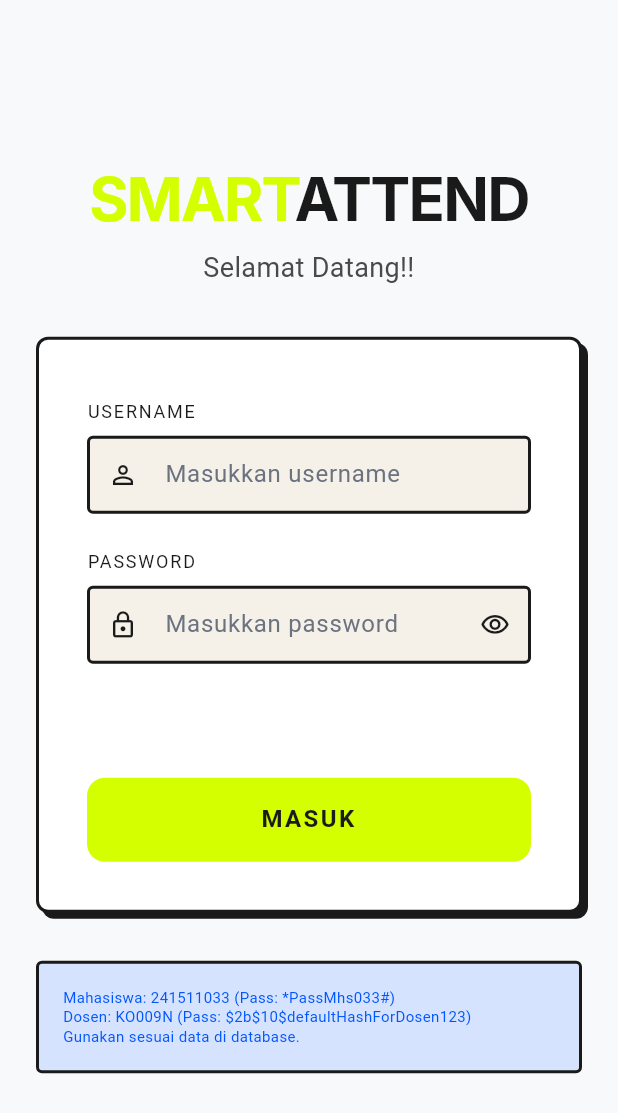
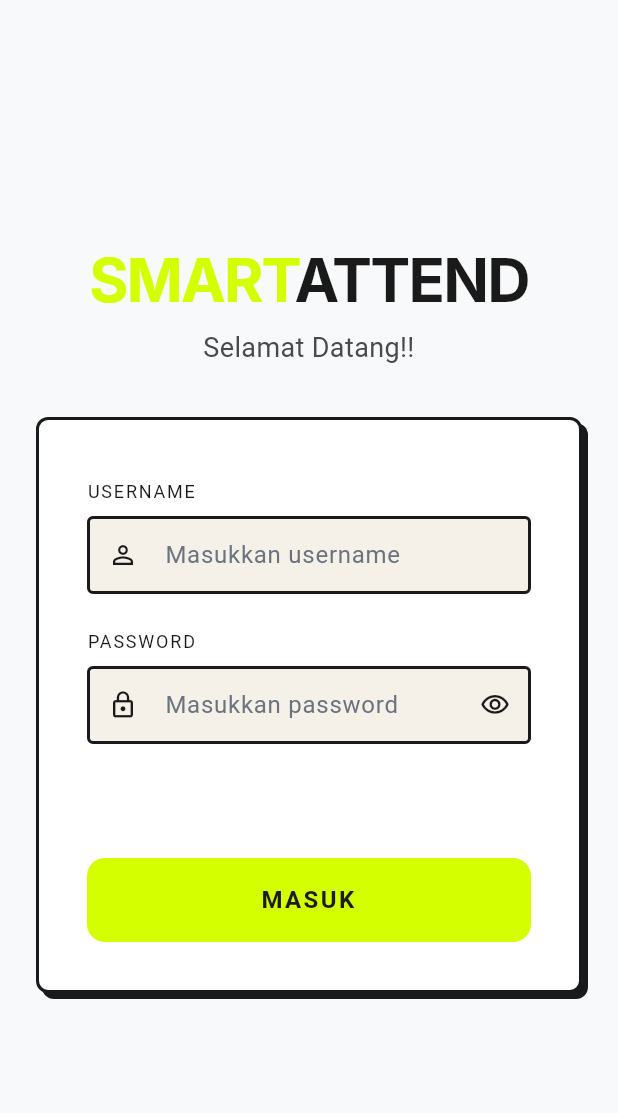
Before and after one commit to MFaizR77/SmartAttend, a Flutter app: the LoginScreen screen opened by its route, on a phone screen of 412 x 824 dp. Shown: the top 1113 px of the screen. Run offline on Flutter 3.47's test engine with Material 3 defaults, Android fonts, the phone set to English and light mode, and no system bars; our stand-ins replace connectivity_plus, flutter_dotenv, hive, hive_flutter; missing offline and left inert: mongo_dart; accounts and stored records are empty; Roboto replaces fonts that are missing (Inter, Plus Jakarta Sans).

```diff
--- a/lib/features/auth/view/login_screen.dart
+++ b/lib/features/auth/view/login_screen.dart
@@ -161,32 +161,32 @@ class _LoginScreenState extends State<LoginScreen> {
                   ),
 
                   // ── Info box akun testing (hapus di production) ──
-                  Container(
-                    width: double.infinity,
-                    padding: const EdgeInsets.all(16),
-                    decoration: ShapeDecoration(
-                      color: const Color(0xFFD6E3FF),
-                      shape: RoundedRectangleBorder(
-                        side: const BorderSide(
-                          width: 2,
-                          color: Color(0xFF1A1A1A),
-                        ),
-                        borderRadius: BorderRadius.circular(4),
-                      ),
-                    ),
-                    child: const Text(
-                      'Mahasiswa: 241511033 (Pass: *PassMhs033#)\n'
-                      'Dosen: KO009N (Pass: \$2b\$10\$defaultHashForDosen123)\n'
-                      'Gunakan sesuai data di database.',
-                      style: TextStyle(
-                        color: Color(0xFF0055FF),
-                        fontSize: 10,
-                        fontFamily: 'Plus Jakarta Sans',
-                        fontWeight: FontWeight.w400,
-                        height: 1.25,
-                      ),
-                    ),
-                  ),
+                  // Container(
+                  //   width: double.infinity,
+                  //   padding: const EdgeInsets.all(16),
+                  //   decoration: ShapeDecoration(
+                  //     color: const Color(0xFFD6E3FF),
+                  //     shape: RoundedRectangleBorder(
+                  //       side: const BorderSide(
+                  //         width: 2,
+                  //         color: Color(0xFF1A1A1A),
+                  //       ),
+                  //       borderRadius: BorderRadius.circular(4),
+                  //     ),
+                  //   ),
+                  //   child: const Text(
+                  //     'Mahasiswa: 241511033 (Pass: *PassMhs033#)\n'
+                  //     'Dosen: KO009N (Pass: \$2b\$10\$defaultHashForDosen123)\n'
+                  //     'Gunakan sesuai data di database.',
+                  //     style: TextStyle(
+                  //       color: Color(0xFF0055FF),
+                  //       fontSize: 10,
+                  //       fontFamily: 'Plus Jakarta Sans',
+                  //       fontWeight: FontWeight.w400,
+                  //       height: 1.25,
+                  //     ),
+                  //   ),
+                  // ),
                 ],
               ),
             ),
--- a/lib/features/auth/viewmodel/auth_viewmodel.dart
+++ b/lib/features/auth/viewmodel/auth_viewmodel.dart
@@ -149,9 +149,9 @@ class AuthViewModel {
     isLoading.value = false;
 
     // Hapus sesi di Hive
-    final userBox = HiveHelper.userBoxInstance;
-    await userBox.delete('currentUser');
-    await userBox.delete('expiryDate');
+    // final userBox = HiveHelper.userBoxInstance;
+    // await userBox.delete('currentUser');
+    // await userBox.delete('expiryDate');
 
     DatabaseService().close();
   }
```
Also changed, not shown: lib/features/mahasiswa/presensi/view/presensi_screen.dart (+11 -0 lines), lib/features/mahasiswa/presensi/viewmodel/presensi_viewmodel.dart (+30 -0 lines), lib/features/mahasiswa/dashboard/view/mahasiswa_dashboard_screen.dart (line endings or trailing spaces).
